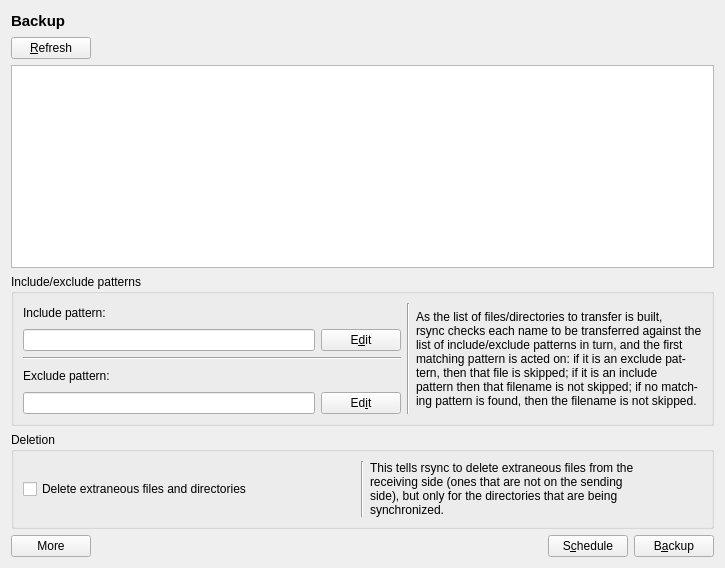
First picture: the form in src/gui/backup_form.ui, repository stepping-stone/sepiola, before the edit.
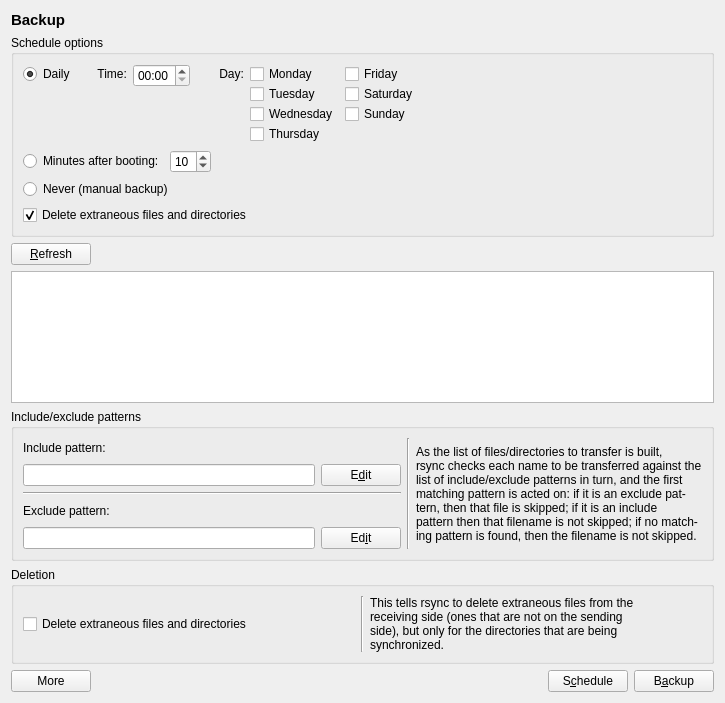
Second picture: the form after the edit.

Commit message: schedule-information integrated in backup-form

Diff of the .ui file:
```diff
--- a/src/gui/backup_form.ui
+++ b/src/gui/backup_form.ui
@@ -6,15 +6,17 @@
     <x>0</x>
     <y>0</y>
     <width>725</width>
-    <height>568</height>
+    <height>703</height>
    </rect>
   </property>
   <property name="windowTitle" >
    <string>Form</string>
   </property>
-  <layout class="QGridLayout" >
-   <item row="0" column="0" >
-    <widget class="QLabel" name="labelBackup" >
+  <layout class="QVBoxLayout" >
+   <item>
+    <layout class="QHBoxLayout" >
+     <item>
+      <widget class="QLabel" name="labelTitle" >
      <property name="font" >
       <font>
        <pointsize>11</pointsize>
@@ -27,27 +29,224 @@
      </property>
     </widget>
    </item>
-   <item row="0" column="1" colspan="4" >
+     <item>
     <spacer>
      <property name="orientation" >
       <enum>Qt::Horizontal</enum>
      </property>
-     <property name="sizeHint" >
+       <property name="sizeHint" stdset="0" >
       <size>
-       <width>631</width>
+         <width>0</width>
+         <height>0</height>
+        </size>
+       </property>
+      </spacer>
+     </item>
+    </layout>
+   </item>
+   <item>
+    <widget class="QGroupBox" name="groupBoxSchedule" >
+     <property name="enabled" >
+      <bool>true</bool>
+     </property>
+     <property name="title" >
+      <string>Schedule options</string>
+     </property>
+     <layout class="QVBoxLayout" >
+      <item>
+       <layout class="QGridLayout" >
+        <property name="verticalSpacing" >
+         <number>0</number>
+        </property>
+        <item row="0" column="0" >
+         <widget class="QRadioButton" name="radioButtonDaily" >
+          <property name="text" >
+           <string>Daily</string>
+          </property>
+          <property name="checked" >
+           <bool>true</bool>
+          </property>
+         </widget>
+        </item>
+        <item row="0" column="1" >
+         <widget class="QLabel" name="labelTime" >
+          <property name="text" >
+           <string>     Time:</string>
+          </property>
+         </widget>
+        </item>
+        <item rowspan="2" row="0" column="2" >
+         <layout class="QVBoxLayout" >
+          <item>
+           <widget class="QTimeEdit" name="timeEditTime" >
+            <property name="sizePolicy" >
+             <sizepolicy vsizetype="Preferred" hsizetype="Minimum" >
+              <horstretch>0</horstretch>
+              <verstretch>0</verstretch>
+             </sizepolicy>
+            </property>
+            <property name="displayFormat" >
+             <string>hh:mm</string>
+            </property>
+            <property name="time" >
+             <time>
+              <hour>0</hour>
+              <minute>0</minute>
+              <second>0</second>
+             </time>
+            </property>
+           </widget>
+          </item>
+          <item>
+           <spacer name="verticalSpacer" >
+            <property name="orientation" >
+             <enum>Qt::Vertical</enum>
+            </property>
+            <property name="sizeHint" stdset="0" >
+             <size>
+              <width>40</width>
        <height>20</height>
       </size>
      </property>
     </spacer>
    </item>
-   <item row="1" column="0" colspan="2" >
+         </layout>
+        </item>
+        <item row="0" column="3" >
+         <widget class="QLabel" name="labelDate" >
+          <property name="text" >
+           <string>       Day:</string>
+          </property>
+         </widget>
+        </item>
+        <item row="0" column="4" >
+         <widget class="QCheckBox" name="checkBoxMonday" >
+          <property name="text" >
+           <string>Monday</string>
+          </property>
+         </widget>
+        </item>
+        <item row="1" column="4" >
+         <widget class="QCheckBox" name="checkBoxTuesday" >
+          <property name="text" >
+           <string>Tuesday</string>
+          </property>
+         </widget>
+        </item>
+        <item row="2" column="4" >
+         <widget class="QCheckBox" name="checkBoxWednesday" >
+          <property name="text" >
+           <string>Wednesday</string>
+          </property>
+         </widget>
+        </item>
+        <item row="3" column="4" >
+         <widget class="QCheckBox" name="checkBoxThursday" >
+          <property name="text" >
+           <string>Thursday</string>
+          </property>
+         </widget>
+        </item>
+        <item row="0" column="5" >
+         <widget class="QCheckBox" name="checkBoxFriday" >
+          <property name="text" >
+           <string>Friday</string>
+          </property>
+         </widget>
+        </item>
+        <item row="1" column="5" >
+         <widget class="QCheckBox" name="checkBoxSaturday" >
+          <property name="text" >
+           <string>Saturday</string>
+          </property>
+         </widget>
+        </item>
+        <item row="2" column="5" >
+         <widget class="QCheckBox" name="checkBoxSunday" >
+          <property name="text" >
+           <string>Sunday</string>
+          </property>
+         </widget>
+        </item>
+        <item row="0" column="6" >
+         <spacer name="horizontalSpacer" >
+          <property name="orientation" >
+           <enum>Qt::Horizontal</enum>
+          </property>
+          <property name="sizeHint" stdset="0" >
+           <size>
+            <width>40</width>
+            <height>20</height>
+           </size>
+          </property>
+         </spacer>
+        </item>
+       </layout>
+      </item>
+      <item>
+       <layout class="QHBoxLayout" >
+        <item>
+         <widget class="QRadioButton" name="radioButtonMinutesAfterBooting" >
+          <property name="enabled" >
+           <bool>true</bool>
+          </property>
+          <property name="text" >
+           <string>Minutes after booting:</string>
+          </property>
+         </widget>
+        </item>
+        <item>
+         <widget class="QSpinBox" name="spinBoxMinutesAfterBooting" >
+          <property name="value" >
+           <number>10</number>
+          </property>
+         </widget>
+        </item>
+        <item>
+         <spacer name="horizontalSpacer_2" >
+          <property name="orientation" >
+           <enum>Qt::Horizontal</enum>
+          </property>
+          <property name="sizeHint" stdset="0" >
+           <size>
+            <width>40</width>
+            <height>20</height>
+           </size>
+          </property>
+         </spacer>
+        </item>
+       </layout>
+      </item>
+      <item>
+       <widget class="QRadioButton" name="radioButtonNoSchedule" >
+        <property name="text" >
+         <string>Never (manual backup)</string>
+        </property>
+       </widget>
+      </item>
+      <item>
+       <widget class="QCheckBox" name="checkBoxDeleteExtraneous" >
+        <property name="text" >
+         <string>Delete extraneous files and directories</string>
+        </property>
+        <property name="checked" >
+         <bool>true</bool>
+        </property>
+       </widget>
+      </item>
+     </layout>
+    </widget>
+   </item>
+   <item>
+    <layout class="QGridLayout" >
+     <item row="0" column="0" colspan="2" >
     <widget class="QPushButton" name="btnRefresh" >
      <property name="text" >
       <string>&amp;Refresh</string>
      </property>
     </widget>
    </item>
-   <item row="1" column="2" colspan="3" >
+     <item row="0" column="2" colspan="3" >
     <spacer>
      <property name="orientation" >
       <enum>Qt::Horizontal</enum>
@@ -60,10 +259,10 @@
      </property>
     </spacer>
    </item>
-   <item row="2" column="0" colspan="5" >
+     <item row="1" column="0" colspan="5" >
     <widget class="QTreeView" name="treeView" />
    </item>
-   <item row="3" column="0" colspan="5" >
+     <item row="2" column="0" colspan="5" >
     <widget class="QGroupBox" name="groupBoxPatterns" >
      <property name="title" >
       <string>Include/exclude patterns</string>
@@ -188,7 +387,7 @@
      </layout>
     </widget>
    </item>
-   <item row="4" column="0" colspan="5" >
+     <item row="3" column="0" colspan="5" >
     <widget class="QGroupBox" name="groupBoxDeletion" >
      <property name="title" >
       <string>Deletion</string>
@@ -221,7 +420,7 @@
      </layout>
     </widget>
    </item>
-   <item row="5" column="0" colspan="2" >
+     <item row="4" column="0" colspan="2" >
     <widget class="QPushButton" name="btnDetails" >
      <property name="text" >
       <string>More</string>
@@ -231,7 +430,7 @@
      </property>
     </widget>
    </item>
-   <item row="5" column="2" >
+     <item row="4" column="2" >
     <spacer>
      <property name="orientation" >
       <enum>Qt::Horizontal</enum>
@@ -244,19 +443,21 @@
      </property>
     </spacer>
    </item>
-   <item row="5" column="3" >
+     <item row="4" column="3" >
     <widget class="QPushButton" name="btnSchedule" >
      <property name="text" >
       <string>S&amp;chedule</string>
      </property>
     </widget>
    </item>
-   <item row="5" column="4" >
+     <item row="4" column="4" >
     <widget class="QPushButton" name="btnBackup" >
      <property name="text" >
       <string>B&amp;ackup</string>
      </property>
     </widget>
+     </item>
+    </layout>
    </item>
   </layout>
  </widget>
```
Left out of the diff: 8 changed lines with no effect on the pictures. Lines whose indentation alone changed are shown as unchanged. The commit also changes 2 other files.
